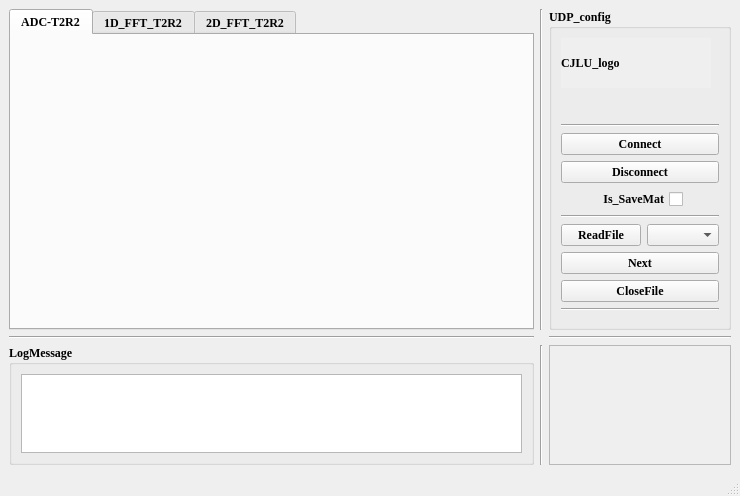
Before: the Qt Designer form Radar_UDP.ui in CruzeOliver/Andar_Radar_UDP, drawn with Qt 5.
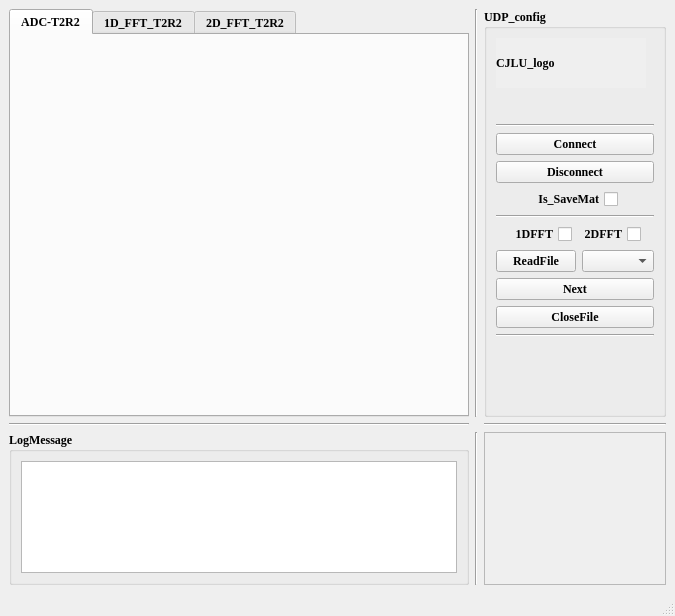
After: the same form once the commit is applied.

Commit message: 加入两个checkbox ，可以用于控制是否显示1dfft 、2dfft

```diff
--- a/Radar_UDP.ui
+++ b/Radar_UDP.ui
@@ -6,8 +6,8 @@
    <rect>
     <x>0</x>
     <y>0</y>
-    <width>740</width>
-    <height>496</height>
+    <width>675</width>
+    <height>616</height>
    </rect>
   </property>
   <property name="windowTitle">
@@ -189,6 +189,56 @@
          </property>
         </widget>
        </item>
+       <item>
+        <layout class="QGridLayout" name="gridLayout_5">
+         <item row="0" column="0">
+          <spacer name="horizontalSpacer_3">
+           <property name="orientation">
+            <enum>Qt::Horizontal</enum>
+           </property>
+           <property name="sizeHint" stdset="0">
+            <size>
+             <width>40</width>
+             <height>20</height>
+            </size>
+           </property>
+          </spacer>
+         </item>
+         <item row="0" column="4">
+          <spacer name="horizontalSpacer_4">
+           <property name="orientation">
+            <enum>Qt::Horizontal</enum>
+           </property>
+           <property name="sizeHint" stdset="0">
+            <size>
+             <width>40</width>
+             <height>20</height>
+            </size>
+           </property>
+          </spacer>
+         </item>
+         <item row="0" column="2">
+          <widget class="QCheckBox" name="checkBox_2dfft">
+           <property name="layoutDirection">
+            <enum>Qt::RightToLeft</enum>
+           </property>
+           <property name="text">
+            <string>2DFFT</string>
+           </property>
+          </widget>
+         </item>
+         <item row="0" column="1">
+          <widget class="QCheckBox" name="checkBox_1dfft">
+           <property name="layoutDirection">
+            <enum>Qt::RightToLeft</enum>
+           </property>
+           <property name="text">
+            <string>1DFFT</string>
+           </property>
+          </widget>
+         </item>
+        </layout>
+       </item>
        <item>
         <layout class="QHBoxLayout" name="horizontalLayout_4">
          <item>
```
Left out of the diff: 302 changed lines with no effect on the pictures. The commit also changes 2 other files.
